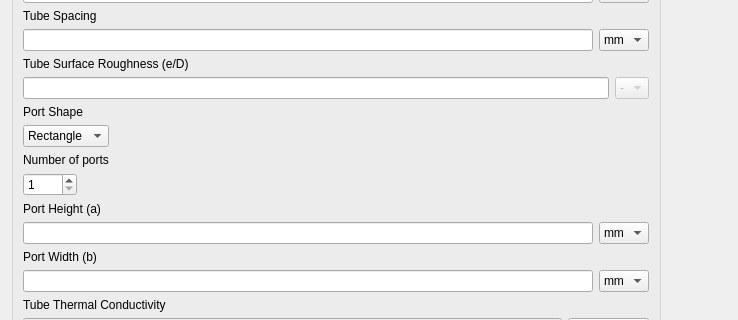
Old version of the form ui_files/microchannel_edit_tube.ui in the repository OmarZaki96/EGSim; both pictures show x 0 to 738 and y 127 to 447 of the 738 by 625 pixel window.
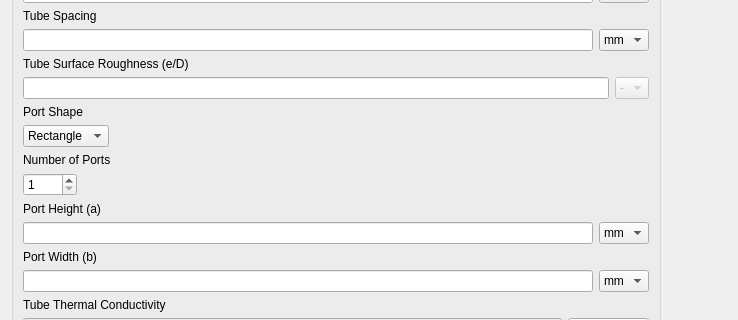
New version of the form.

Diff of the .ui file:
```diff
--- a/ui_files/microchannel_edit_tube.ui
+++ b/ui_files/microchannel_edit_tube.ui
@@ -269,7 +269,7 @@
             <item>
              <widget class="QLabel" name="Port_n_label">
               <property name="text">
-               <string>Number of ports</string>
+               <string>Number of Ports</string>
               </property>
              </widget>
             </item>
```
